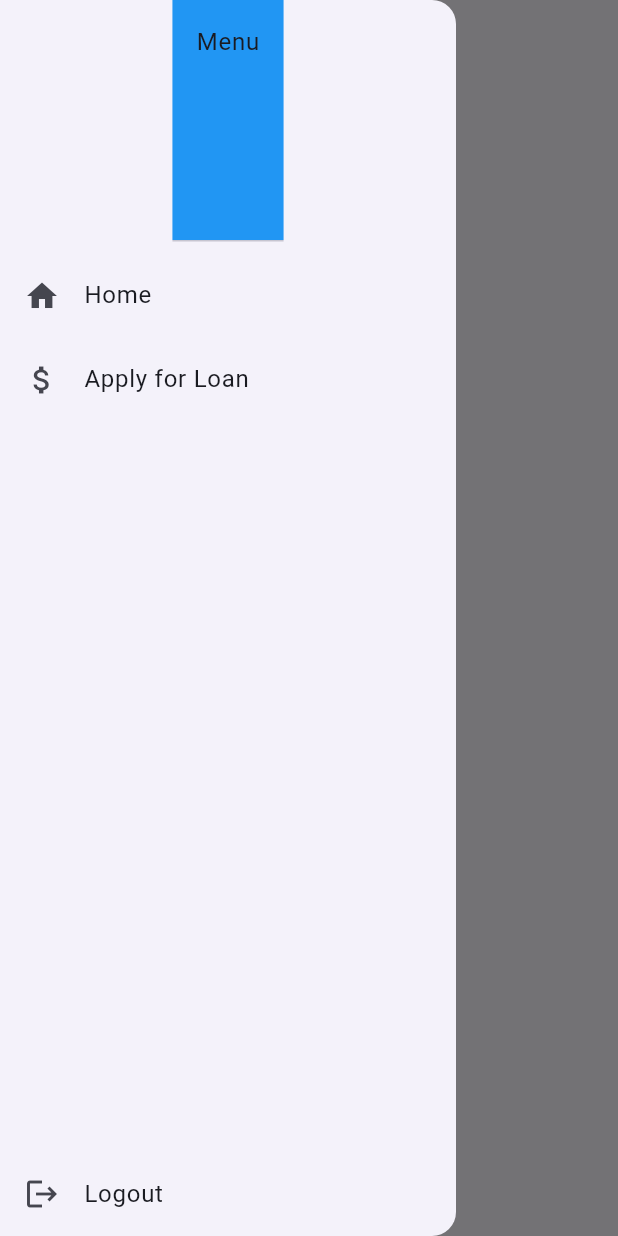
After one commit to chahatkesh/servolend-hacktu, a Flutter app: the HomePage screen opened by its route, with the side drawer open, on a phone screen of 412 x 824 dp. The commit adds this screen. Run offline on Flutter 3.47's test engine with Material 3 defaults, Android fonts, the phone set to English and light mode, and no system bars; our stand-ins replace cookie_jar, google_sign_in, pie_chart, shared_preferences; accounts and stored records are empty.

Commit message:
Major app progress :)

```diff
--- /dev/null
+++ b/client_mobile/servolend_ai/lib/components/my_drawer.dart
@@ -0,0 +1,57 @@
+import 'package:flutter/material.dart';
+import 'package:servolend_ai/helpers/fetch.dart';
+import 'package:servolend_ai/pages/google_sign_in.dart';
+
+class MyDrawer extends StatelessWidget {
+  Future<void> logoutNow() async {
+    await fetch(
+      "https://servolend-server.onrender.com/api/auth/logout",
+      {},
+      "POST",
+    );
+  }
+
+  @override
+  Widget build(BuildContext context) {
+    return Drawer(
+      child: Column(
+        children: <Widget>[
+          DrawerHeader(
+            child: Text('Menu'),
+            decoration: BoxDecoration(
+              color: Colors.blue,
+            ),
+          ),
+          ListTile(
+            leading: Icon(Icons.home),
+            title: Text('Home'),
+            onTap: () {
+              Navigator.pushNamed(context, '/home');
+            },
+          ),
+          ListTile(
+            leading: Icon(Icons.attach_money),
+            title: Text('Apply for Loan'),
+            onTap: () {
+              Navigator.pushNamed(context, '/apply_for_loan');
+            },
+          ),
+          Spacer(),
+          ListTile(
+            leading: Icon(Icons.logout),
+            title: Text('Logout'),
+            onTap: () {
+              logoutNow();
+                Navigator.pushAndRemoveUntil(
+                context,
+                MaterialPageRoute(builder: (context) => GoogleSignInScreen()),
+                (Route<dynamic> route) => false,
+                );
+              // Implement your logout functionality here
+            },
+          ),
+        ],
+      ),
+    );
+  }
+}
--- a/client_mobile/servolend_ai/lib/main.dart
+++ b/client_mobile/servolend_ai/lib/main.dart
@@ -1,21 +1,11 @@
-// import 'dart:convert';
-
-// import 'package:firebase_auth/firebase_auth.dart';
-// import 'package:firebase_core/firebase_core.dart';
 import 'package:flutter/material.dart';
-// import 'package:google_sign_in/google_sign_in.dart';
-// import 'package:servolend_ai/auth/auth.dart';
-// import 'package:servolend_ai/firebase_options.dart';
-// import 'package:servolend_ai/helpers/fetch.dart';
+import 'package:google_sign_in/google_sign_in.dart';
 import 'package:servolend_ai/pages/apply_for_loan.dart';
-// import 'package:servolend_ai/pages/google_sign_in.dart';
+import 'package:servolend_ai/pages/google_sign_in.dart';
+import 'package:servolend_ai/pages/home_page.dart';
 
 void main() async {
   WidgetsFlutterBinding.ensureInitialized();
-  // await Firebase.initializeApp(
-  //   options: DefaultFirebaseOptions.currentPlatform,
-  // );
-  // await FirebaseAuth.instance.signOut();
   runApp(const MyApp());
 }
 
@@ -31,7 +21,16 @@ class MyApp extends StatelessWidget {
         colorScheme: ColorScheme.fromSeed(seedColor: Color.fromARGB(255, 44, 94, 242)),
         useMaterial3: true,
       ),
-      home: ApplyForLoan(),
+
+      // home: GoogleSignInScreen(),
+      routes: {
+        '/': (context) => GoogleSignInScreen(),
+        '/home': (context) => HomePage(),
+        '/apply_for_loan': (context) => ApplyForLoan(),
+      },
     );
   }
 }
+
+class ApplyForLoanPage {
+}
--- a/client_mobile/servolend_ai/lib/pages/apply_for_loan.dart
+++ b/client_mobile/servolend_ai/lib/pages/apply_for_loan.dart
@@ -333,7 +333,7 @@ class _Page3State extends State<Page3> {
     final Map<String, dynamic> res = await fetch(
       'https://deploy-api-17es.onrender.com/predict',
       finalObject,
-      method: "post",
+      "post",
     );
     if (res.isNotEmpty) {
       setState(() {
@@ -356,8 +356,6 @@ class _Page3State extends State<Page3> {
           children: [
             if (result.isNotEmpty) ...[
               const SizedBox(height: 16),
-              // const Text("Eligibility Probability",
-            // style: TextStyle(fontSize: 20, fontWeight: FontWeight.bold)),
               const SizedBox(height: 16),
               SizedBox(
           height: 200,
--- a/client_mobile/servolend_ai/lib/pages/home_page.dart
+++ b/client_mobile/servolend_ai/lib/pages/home_page.dart
@@ -1,10 +1,18 @@
 import 'package:flutter/material.dart';
+import 'package:servolend_ai/components/my_drawer.dart';
 
 class HomePage extends StatelessWidget {
   const HomePage({super.key});
 
   @override
   Widget build(BuildContext context) {
-    return Container();
+    return Scaffold(
+      appBar: AppBar(
+        title: const Text("Home page"),
+        centerTitle: true,
+      ),
+      body: const Text("app"),
+      drawer: MyDrawer(),
+    );
   }
 }
--- a/client_mobile/servolend_ai/pubspec.yaml
+++ b/client_mobile/servolend_ai/pubspec.yaml
@@ -42,6 +42,7 @@ dependencies:
   flutter_staggered_animations: ^1.1.1
   flutter_animate: ^4.5.2
   rive: ^0.13.20
+  shared_preferences: ^2.5.1
 
 dev_dependencies:
   flutter_test:
```
Also changed, not shown: client_mobile/servolend_ai/lib/helpers/fetch.dart (+19 -11 lines), client_mobile/servolend_ai/lib/pages/google_sign_in.dart (+83 -15 lines), client_mobile/servolend_ai/pubspec.lock, 3 other files.
